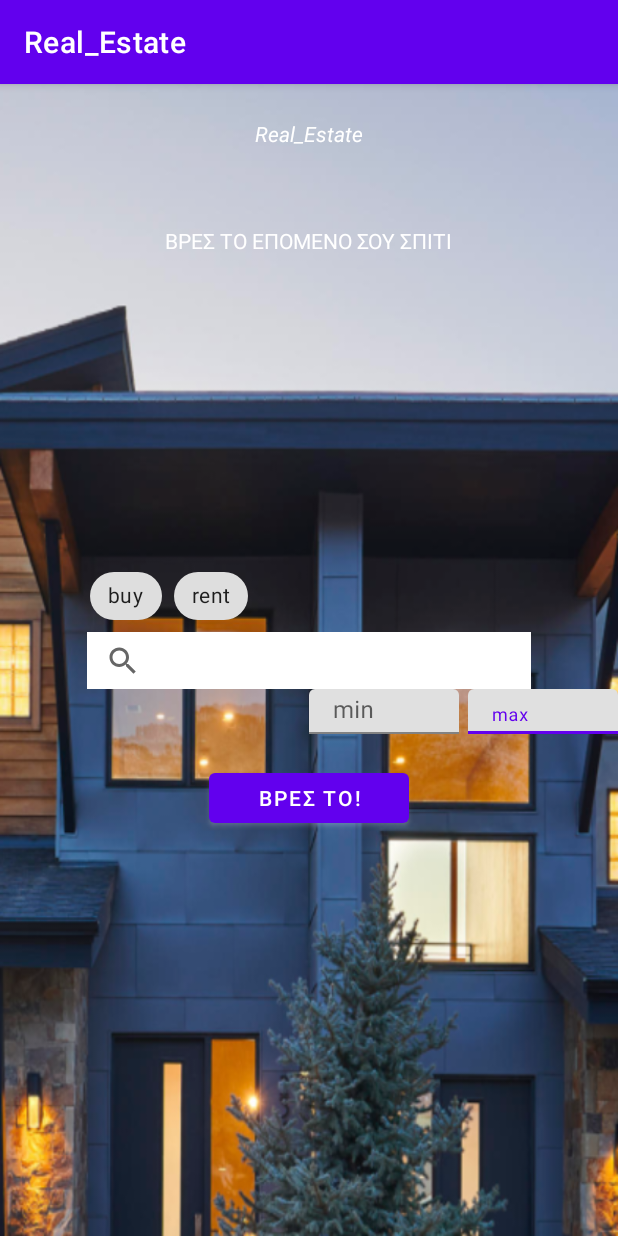
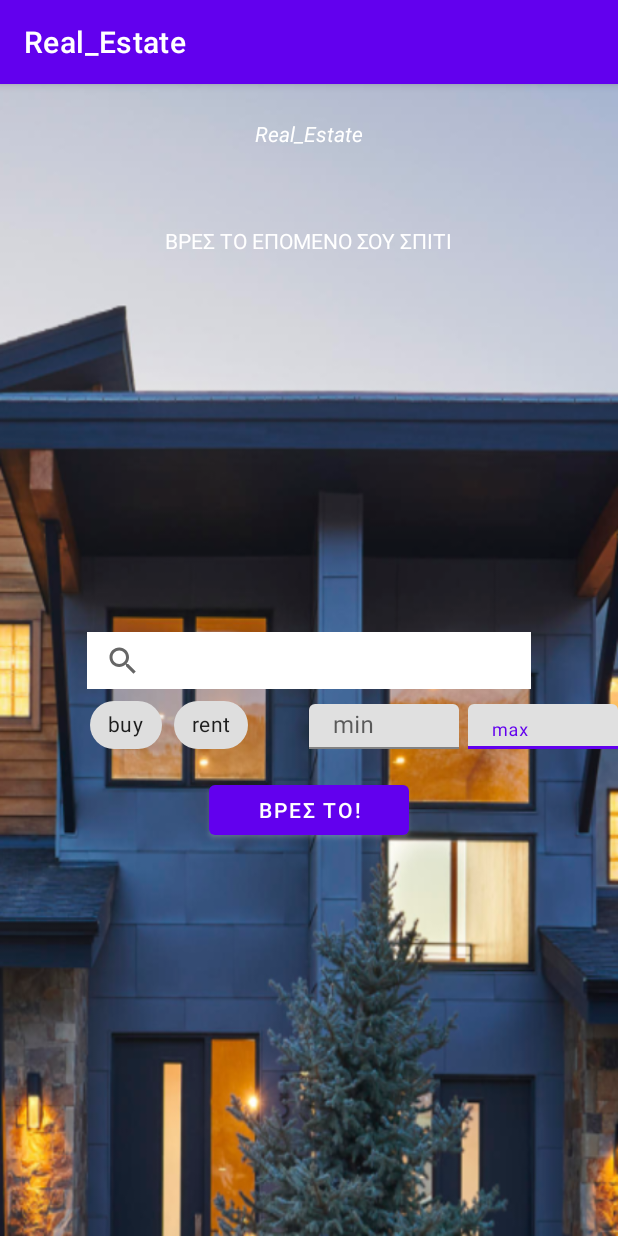
Before and after one commit to ChristosTzikos/RealEstate_FrontEnd, an Android app: the screen it shows after launch (MainActivity before the commit, IntoActivity after it), on a phone screen of 412 x 824 dp. Run offline under Robolectric (Android 15) with nearby library versions, the phone set to English and light mode, and no system bars.

Commit message:
RealEstate_FrontEnd

```diff
--- a/app/src/main/AndroidManifest.xml
+++ b/app/src/main/AndroidManifest.xml
@@ -13,7 +13,7 @@
         android:theme="@style/Theme.Real_Estate"
         tools:targetApi="31">
         <activity
-            android:name=".MainActivity"
+            android:name=".IntoActivity"
             android:exported="true">
             <intent-filter>
                 <action android:name="android.intent.action.MAIN" />
--- /dev/null
+++ b/app/src/main/java/com/example/real_estate/IntoActivity.kt
@@ -0,0 +1,23 @@
+package com.example.real_estate
+
+import android.content.Intent
+import androidx.appcompat.app.AppCompatActivity
+import android.os.Bundle
+import android.widget.Button
+import androidx.constraintlayout.widget.ConstraintLayout
+
+
+class IntoActivity : AppCompatActivity() {
+    override fun onCreate(savedInstanceState: Bundle?) {
+        super.onCreate(savedInstanceState)
+        setContentView(R.layout.activity_intro)
+
+        val findBtn = findViewById<Button>(R.id.button)
+        findBtn.setOnClickListener {
+            val intent = Intent (this,MainActivity::class.java)
+            startActivity(intent)
+
+        }
+
+    }
+}
--- a/app/src/main/java/com/example/real_estate/MainActivity.kt
+++ b/app/src/main/java/com/example/real_estate/MainActivity.kt
@@ -1,11 +1,12 @@
 package com.example.real_estate
 
+import android.os.Bundle
 import androidx.appcompat.app.AppCompatActivity
-import android.os.Bundle
 
-class MainActivity : AppCompatActivity() {
-    override fun onCreate(savedInstanceState: Bundle?) {
-        super.onCreate(savedInstanceState)
-        setContentView(R.layout.activity_main)
-    }
+class MainActivity {
+
+    class IntoActivity : AppCompatActivity() {
+        override fun onCreate(savedInstanceState: Bundle?) {
+            super.onCreate(savedInstanceState)
+            setContentView(R.layout.activity_main)
 }
--- /dev/null
+++ b/app/src/main/res/layout/activity_intro.xml
@@ -0,0 +1,117 @@
+<?xml version="1.0" encoding="utf-8"?>
+<androidx.constraintlayout.widget.ConstraintLayout xmlns:android="http://schemas.android.com/apk/res/android"
+    xmlns:app="http://schemas.android.com/apk/res-auto"
+    xmlns:tools="http://schemas.android.com/tools"
+    android:layout_width="match_parent"
+    android:layout_height="match_parent"
+    android:background="@drawable/background_1"
+    tools:context=".IntoActivity">
+
+    <TextView
+        android:id="@+id/textView2"
+        android:layout_width="wrap_content"
+        android:layout_height="wrap_content"
+        android:text="@string/app_name"
+        android:textColor="@color/white"
+        android:textStyle="italic"
+        app:layout_constraintBottom_toTopOf="@+id/searchView"
+        app:layout_constraintEnd_toEndOf="parent"
+        app:layout_constraintStart_toStartOf="parent"
+        app:layout_constraintTop_toTopOf="parent"
+        android:layout_marginTop="-300dp"
+
+        />
+
+    <TextView
+        android:id="@+id/textView3"
+        android:layout_width="wrap_content"
+        android:layout_height="wrap_content"
+        android:text="ΒΡΕΣ ΤΟ ΕΠΟΜΕΝΟ ΣΟΥ ΣΠΙΤΙ"
+        android:textColor="@color/white"
+        app:layout_constraintBottom_toTopOf="@+id/searchView"
+        app:layout_constraintEnd_toEndOf="parent"
+        app:layout_constraintStart_toStartOf="parent"
+        app:layout_constraintTop_toBottomOf="@+id/textView2"
+        android:layout_marginTop="-200dp"/>
+
+    <com.google.android.material.chip.ChipGroup
+        android:id="@+id/chipGroup"
+        android:layout_width="wrap_content"
+        android:layout_height="wrap_content"
+        app:layout_constraintTop_toBottomOf="@+id/searchView"
+        app:layout_constraintStart_toStartOf="parent"
+        app:singleSelection="true"
+        android:layout_marginLeft="60dp"
+        >
+
+        <com.google.android.material.chip.Chip
+            android:id="@+id/buy_chip"
+            style="@style/CustomChipStyle"
+            android:layout_width="wrap_content"
+            android:layout_height="wrap_content"
+            android:text="buy" />
+
+        <com.google.android.material.chip.Chip
+            android:id="@+id/rent_chip"
+            style="@style/CustomChipStyle"
+            android:layout_width="wrap_content"
+            android:layout_height="wrap_content"
+            android:text="rent"
+
+            />
+    </com.google.android.material.chip.ChipGroup>
+
+    <SearchView
+        android:id="@+id/searchView"
+        android:layout_width="296dp"
+        android:layout_height="38dp"
+        android:background="@color/white"
+        app:layout_constraintBottom_toBottomOf="parent"
+        app:layout_constraintEnd_toEndOf="parent"
+        app:layout_constraintStart_toStartOf="parent"
+        app:layout_constraintTop_toTopOf="parent" />
+
+
+    <com.google.android.material.textfield.TextInputLayout
+        android:id="@+id/textInputLayout"
+        android:layout_width="100dp"
+        android:layout_height="30dp"
+        app:layout_constraintEnd_toEndOf="parent"
+        app:layout_constraintTop_toBottomOf="@id/searchView"
+        android:layout_marginTop="10dp">
+
+        <com.google.android.material.textfield.TextInputEditText
+            android:layout_width="match_parent"
+            android:layout_height="wrap_content"
+            android:hint="max" />
+    </com.google.android.material.textfield.TextInputLayout>
+
+    <com.google.android.material.textfield.TextInputLayout
+        android:layout_width="100dp"
+        android:layout_height="30dp"
+
+        app:layout_constraintTop_toBottomOf="@id/searchView"
+        app:layout_constraintEnd_toEndOf="parent"
+        app:layout_constraintStart_toStartOf="parent"
+        android:layout_marginLeft="100dp"
+        android:layout_marginTop="10dp">
+
+        <com.google.android.material.textfield.TextInputEditText
+            android:layout_width="match_parent"
+            android:layout_height="wrap_content"
+            android:hint="min" />
+    </com.google.android.material.textfield.TextInputLayout>
+
+    <Button
+        android:id="@+id/button"
+        android:layout_width="133dp"
+        android:layout_height="45dp"
+        android:outlineSpotShadowColor="@color/white"
+        android:text="ΒΡΕΣ ΤΟ!"
+
+        app:layout_constraintEnd_toEndOf="parent"
+        app:layout_constraintStart_toStartOf="parent"
+        app:layout_constraintTop_toBottomOf="@+id/chipGroup"
+        android:layout_marginTop="10dp"/>
+
+</androidx.constraintlayout.widget.ConstraintLayout>
--- a/app/src/main/res/layout/activity_main.xml
+++ b/app/src/main/res/layout/activity_main.xml
@@ -1,114 +1,6 @@
 <?xml version="1.0" encoding="utf-8"?>
-<androidx.constraintlayout.widget.ConstraintLayout xmlns:android="http://schemas.android.com/apk/res/android"
-    xmlns:app="http://schemas.android.com/apk/res-auto"
-    xmlns:tools="http://schemas.android.com/tools"
+<LinearLayout xmlns:android="http://schemas.android.com/apk/res/android"
     android:layout_width="match_parent"
-    android:layout_height="match_parent"
-    android:background="@drawable/background_1"
-    tools:context=".MainActivity">
+    android:layout_height="match_parent">
 
-    <TextView
-        android:id="@+id/textView2"
-        android:layout_width="wrap_content"
-        android:layout_height="wrap_content"
-        android:text="@string/app_name"
-        android:textColor="@color/white"
-        android:textStyle="italic"
-        app:layout_constraintBottom_toTopOf="@+id/searchView"
-        app:layout_constraintEnd_toEndOf="parent"
-        app:layout_constraintStart_toStartOf="parent"
-        app:layout_constraintTop_toTopOf="parent"
-        android:layout_marginTop="-300dp"
-
-        />
-
-    <TextView
-        android:id="@+id/textView3"
-        android:layout_width="wrap_content"
-        android:layout_height="wrap_content"
-        android:text="ΒΡΕΣ ΤΟ ΕΠΟΜΕΝΟ ΣΟΥ ΣΠΙΤΙ"
-        android:textColor="@color/white"
-        app:layout_constraintBottom_toTopOf="@+id/searchView"
-        app:layout_constraintEnd_toEndOf="parent"
-        app:layout_constraintStart_toStartOf="parent"
-        app:layout_constraintTop_toBottomOf="@+id/textView2"
-        android:layout_marginTop="-200dp"/>
-
-    <com.google.android.material.chip.ChipGroup
-        android:id="@+id/chipGroup"
-        android:layout_width="wrap_content"
-        android:layout_height="wrap_content"
-        app:layout_constraintBottom_toTopOf="@+id/searchView"
-        app:layout_constraintStart_toStartOf="parent"
-        app:singleSelection="true"
-        android:layout_marginLeft="60dp"
-        >
-
-        <com.google.android.material.chip.Chip
-            android:id="@+id/buy_chip"
-            style="@style/CustomChipStyle"
-            android:layout_width="wrap_content"
-            android:layout_height="wrap_content"
-            android:text="buy" />
-
-        <com.google.android.material.chip.Chip
-            android:id="@+id/rent_chip"
-            style="@style/CustomChipStyle"
-            android:layout_width="wrap_content"
-            android:layout_height="wrap_content"
-            android:text="rent"
-
-            />
-    </com.google.android.material.chip.ChipGroup>
-
-    <SearchView
-        android:id="@+id/searchView"
-        android:layout_width="296dp"
-        android:layout_height="38dp"
-        android:background="@color/white"
-        app:layout_constraintBottom_toBottomOf="parent"
-        app:layout_constraintEnd_toEndOf="parent"
-        app:layout_constraintStart_toStartOf="parent"
-        app:layout_constraintTop_toTopOf="parent" />
-
-
-    <Button
-        android:id="@+id/button"
-        android:layout_width="133dp"
-        android:layout_height="45dp"
-        android:outlineSpotShadowColor="@color/white"
-        android:text="ΒΡΕΣ ΤΟ!"
-
-        app:layout_constraintEnd_toEndOf="parent"
-        app:layout_constraintStart_toStartOf="parent"
-        app:layout_constraintTop_toBottomOf="@+id/searchView"
-        android:layout_marginTop="50dp"/>
-
-    <com.google.android.material.textfield.TextInputLayout
-        android:layout_width="100dp"
-        android:layout_height="30dp"
-        app:layout_constraintTop_toBottomOf="@id/searchView"
-        app:layout_constraintEnd_toEndOf="parent">
-
-        <com.google.android.material.textfield.TextInputEditText
-            android:layout_width="match_parent"
-            android:layout_height="wrap_content"
-            android:hint="max" />
-    </com.google.android.material.textfield.TextInputLayout>
-
-    <com.google.android.material.textfield.TextInputLayout
-        android:layout_width="100dp"
-        android:layout_height="30dp"
-
-        app:layout_constraintTop_toBottomOf="@id/searchView"
-        app:layout_constraintEnd_toEndOf="parent"
-        app:layout_constraintStart_toStartOf="parent"
-        android:layout_marginLeft="100dp">
-
-        <com.google.android.material.textfield.TextInputEditText
-            android:layout_width="match_parent"
-            android:layout_height="wrap_content"
-            android:hint="min" />
-    </com.google.android.material.textfield.TextInputLayout>
-
-</androidx.constraintlayout.widget.ConstraintLayout>
+</LinearLayout>
```
